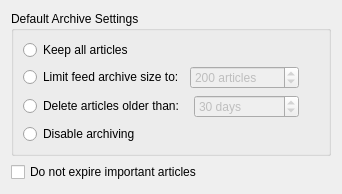
Old version of the form akregator/configuration/settings_archive.ui in the repository chusopr/kdepim-ktimetracker-akonadi.
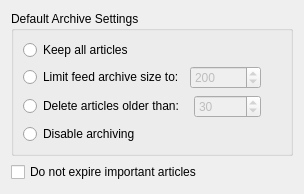
New version of the form. Custom widgets are drawn as their Qt base class.

The edit to the form file:
```diff
--- a/akregator/configuration/settings_archive.ui
+++ b/akregator/configuration/settings_archive.ui
@@ -41,12 +41,6 @@
           <property name="enabled">
            <bool>false</bool>
           </property>
-          <property name="specialValueText">
-           <string>1 article</string>
-          </property>
-          <property name="suffix">
-           <string> articles</string>
-          </property>
           <property name="maximum">
            <number>999999999</number>
           </property>
@@ -74,12 +68,6 @@
           <property name="enabled">
            <bool>false</bool>
           </property>
-          <property name="specialValueText">
-           <string>1 day</string>
-          </property>
-          <property name="suffix">
-           <string> days</string>
-          </property>
           <property name="maximum">
            <number>999999999</number>
           </property>
```
